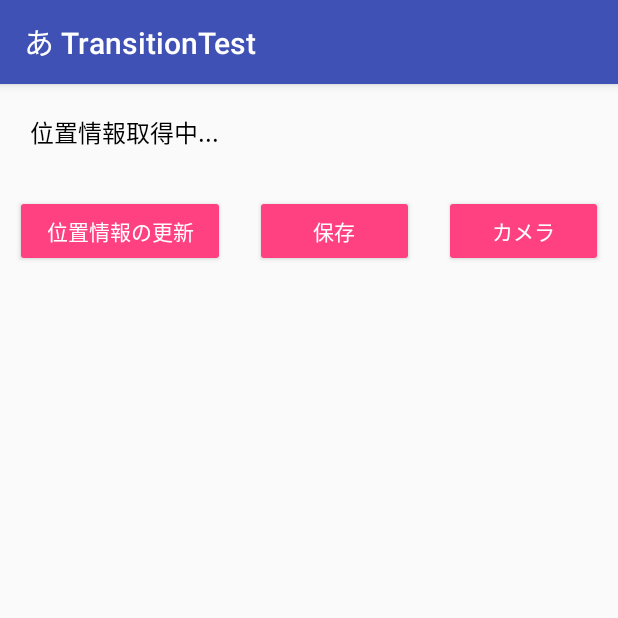
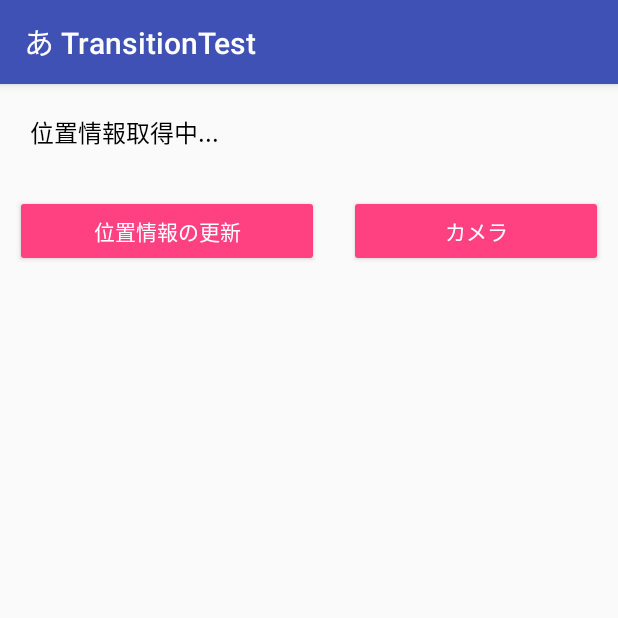
Before and after one commit to nishida1/TransitionTest, an Android app: the screen it shows after launch (LocationActivity), on a phone screen of 412 x 824 dp, the top half of it. Run offline under Robolectric (Android 15) with nearby library versions, the phone set to English and light mode, and no system bars.

Commit message:
location

```diff
--- a/app/src/main/java/com/example/nishida/transitiontest/LocationActivity.java
+++ b/app/src/main/java/com/example/nishida/transitiontest/LocationActivity.java
@@ -114,13 +114,16 @@ public class LocationActivity extends AppCompatActivity {
         });
 
         // 「保存」ボタン
+        /*
         Button buttonSave = (Button) findViewById(R.id.button_save);
+        buttonSave.setVisibility(View.GONE);
         buttonSave.setOnClickListener(new View.OnClickListener() {
             @Override
             public void onClick(View v) {
                 onClickWrite();
             }
         });
+        */
 
         // 「カメラ」ボタン
         Button buttonCamera = (Button) findViewById(R.id.button_camera);
--- a/app/src/main/res/layout/activity_main.xml
+++ b/app/src/main/res/layout/activity_main.xml
@@ -33,16 +33,6 @@
             android:layout_height="wrap_content" />
 
         <Button
-            android:id="@+id/button_save"
-            style="@style/Widget.AppCompat.Button.Colored"
-            android:layout_width="wrap_content"
-            android:layout_height="wrap_content"
-            android:layout_margin="10dp"
-            android:layout_weight="1"
-            android:text="@string/save"
-            android:textSize="14sp" />
-
-        <Button
             android:id="@+id/button_camera"
             style="@style/Widget.AppCompat.Button.Colored"
             android:layout_width="wrap_content"
--- a/app/src/main/res/layout/activity_sub.xml
+++ b/app/src/main/res/layout/activity_sub.xml
@@ -17,7 +17,7 @@
     <Button
         style="@style/Widget.AppCompat.Button.Colored"
         android:id="@+id/btnCapture"
-        android:text="撮影してリストに戻る"
+        android:text="撮　影"
         android:layout_alignParentBottom="true"
         android:layout_width="match_parent"
         android:layout_height="wrap_content" />
```
